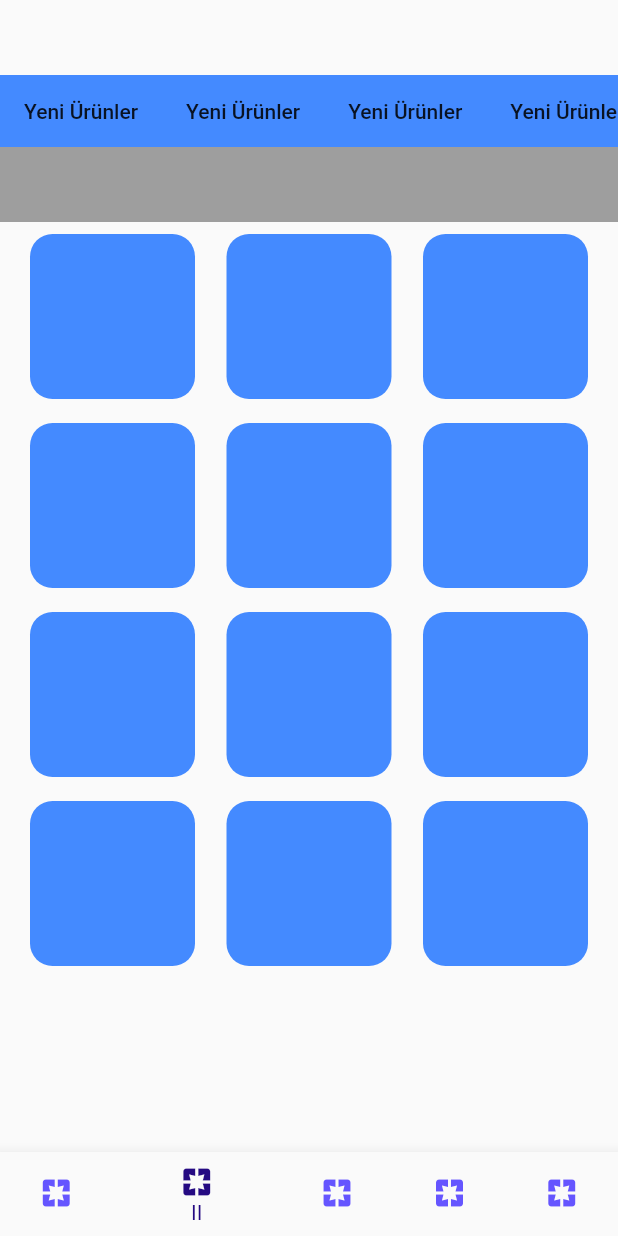
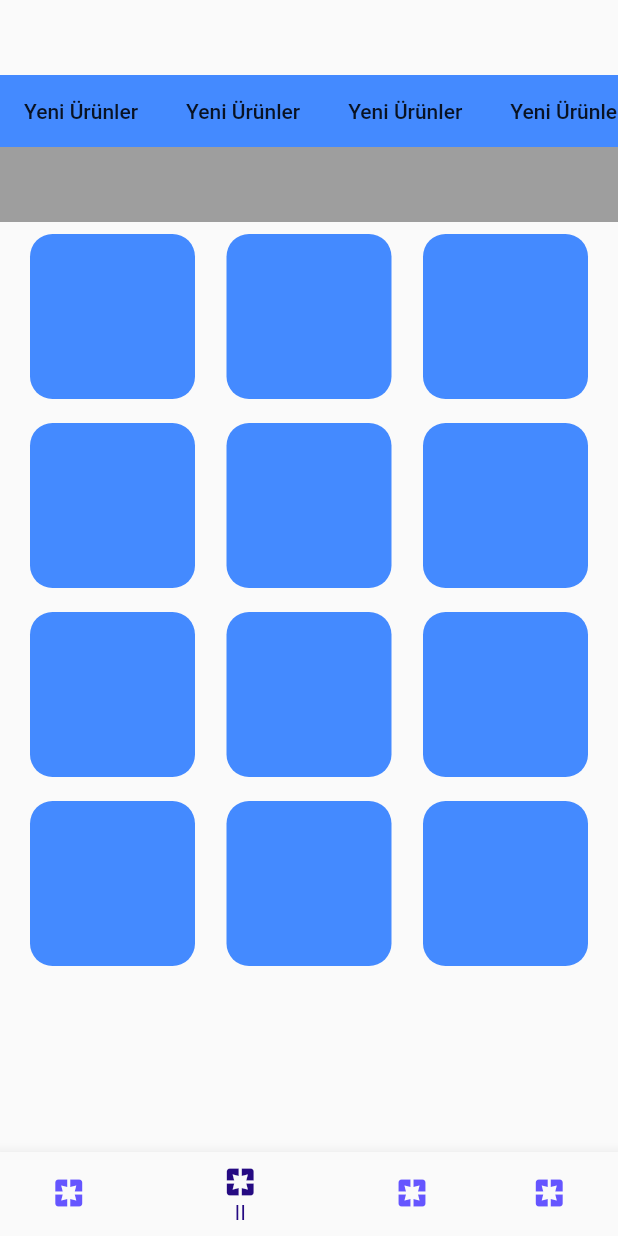
Before and after one commit to bydemirel/SipSak-Mobile-Application, a Flutter app: the screen it shows after launch, item 2 of the bottom bar chosen, on a phone screen of 412 x 824 dp. Run offline on Flutter 3.47's test engine with Material 2 defaults, Android fonts, the phone set to English and light mode, and no system bars; our stand-ins replace flutter_svg, lottie; network calls fail.

Commit message:
Page Connection

```diff
--- a/lib/main.dart
+++ b/lib/main.dart
@@ -32,7 +32,6 @@ class _MyAppState extends State<MyApp> {
   final _pageList = const [
     CourierPage(),
     ProductPage(),
-    RestaurantsPage(),
     DiscoveryPage(),
     FiltersPage(),
   ];
@@ -77,10 +76,6 @@ class _MyAppState extends State<MyApp> {
                 icon: Icon(Icons.pages),
                 label: 'IV',
               ),
-              BottomNavigationBarItem(
-                icon: Icon(Icons.pages),
-                label: 'V',
-              ),
             ],
             currentIndex: _selectedIndex,
             selectedItemColor: kOrderPageTextColor,
```
Also changed, not shown: lib/discovery_page.dart (+11 -3 lines), lib/restaurants_page.dart (+6 -2 lines), 2 other files.
